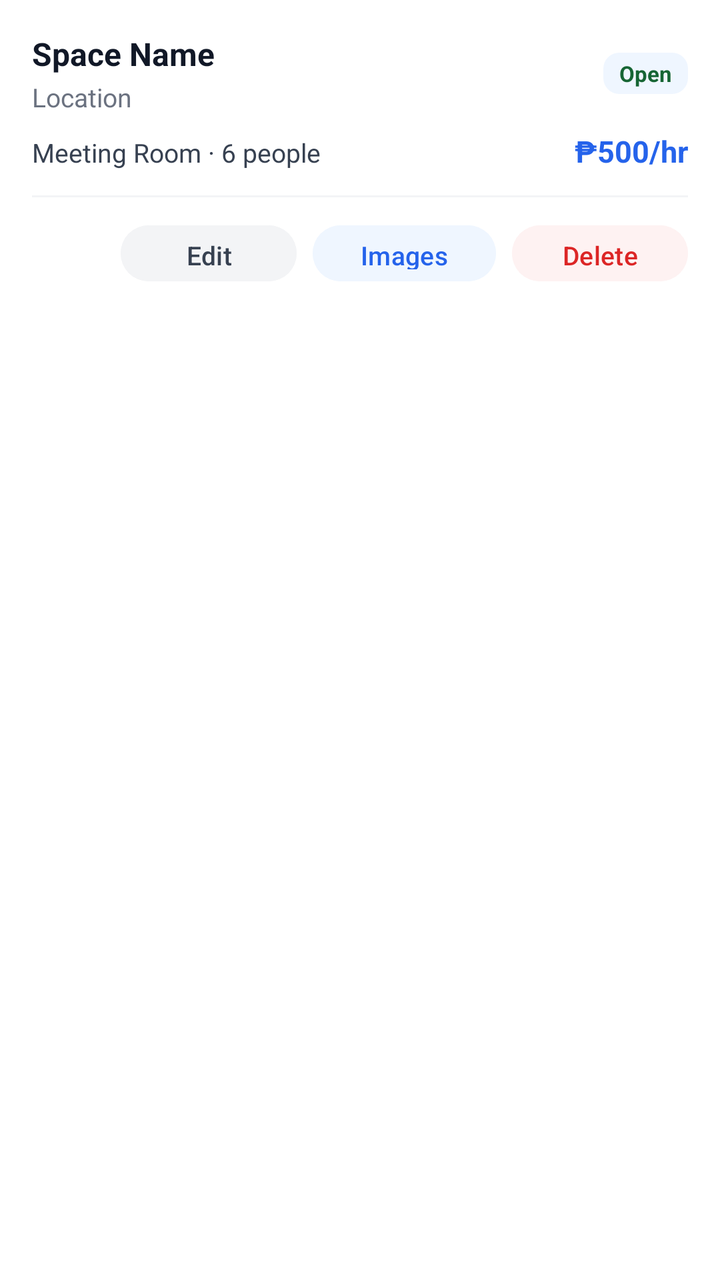
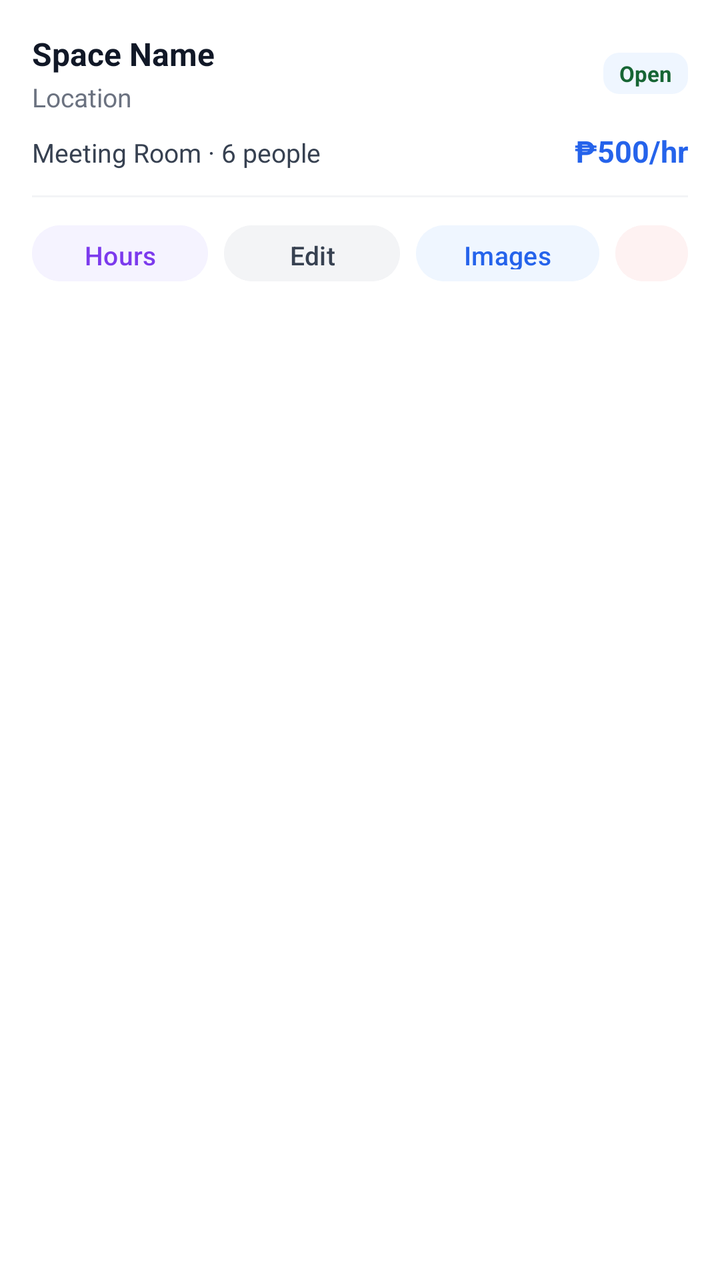

Screens rendered from an Android XML layout before and after an edit, with the pre-edit source and the edit as a unified diff.
<!-- AndroidManifest.xml: application theme Theme.WorkSpaceMobile -->
<!-- res/layout/item_admin_space.xml -->
<?xml version="1.0" encoding="utf-8"?>
<LinearLayout xmlns:android="http://schemas.android.com/apk/res/android"
    android:layout_width="match_parent"
    android:layout_height="wrap_content"
    android:orientation="vertical"
    android:background="#FFFFFF"
    android:layout_margin="6dp"
    android:padding="16dp"
    android:elevation="2dp">

    <LinearLayout
        android:layout_width="match_parent"
        android:layout_height="wrap_content"
        android:orientation="horizontal"
        android:gravity="center_vertical"
        android:layout_marginBottom="8dp">

        <LinearLayout
            android:layout_width="0dp"
            android:layout_height="wrap_content"
            android:layout_weight="1"
            android:orientation="vertical">

            <TextView
                android:id="@+id/tvAdminSpaceName"
                android:layout_width="wrap_content"
                android:layout_height="wrap_content"
                android:text="Space Name"
                android:textSize="16sp"
                android:textStyle="bold"
                android:textColor="#111827"/>

            <TextView
                android:id="@+id/tvAdminSpaceLocation"
                android:layout_width="wrap_content"
                android:layout_height="wrap_content"
                android:text="Location"
                android:textSize="13sp"
                android:textColor="#6B7280"
                android:layout_marginTop="2dp"/>
        </LinearLayout>

        <TextView
            android:id="@+id/tvAdminSpaceAvailability"
            android:layout_width="wrap_content"
            android:layout_height="wrap_content"
            android:text="Open"
            android:textSize="11sp"
            android:textStyle="bold"
            android:textColor="#166534"
            android:paddingStart="8dp"
            android:paddingEnd="8dp"
            android:paddingTop="3dp"
            android:paddingBottom="3dp"
            android:background="@drawable/status_badge_bg"/>
    </LinearLayout>

    <LinearLayout
        android:layout_width="match_parent"
        android:layout_height="wrap_content"
        android:orientation="horizontal"
        android:layout_marginBottom="12dp">

        <TextView
            android:id="@+id/tvAdminSpaceType"
            android:layout_width="0dp"
            android:layout_height="wrap_content"
            android:layout_weight="1"
            android:text="Meeting Room · 6 people"
            android:textSize="13sp"
            android:textColor="#374151"/>

        <TextView
            android:id="@+id/tvAdminSpaceRate"
            android:layout_width="wrap_content"
            android:layout_height="wrap_content"
            android:text="₱500/hr"
            android:textSize="15sp"
            android:textStyle="bold"
            android:textColor="#2563EB"/>
    </LinearLayout>

    <View
        android:layout_width="match_parent"
        android:layout_height="1dp"
        android:background="#F3F4F6"
        android:layout_marginBottom="10dp"/>

    
    <LinearLayout
        android:layout_width="match_parent"
        android:layout_height="wrap_content"
        android:orientation="horizontal"
        android:gravity="end">

        <Button
            android:id="@+id/btnEditSpace"
            android:layout_width="wrap_content"
            android:layout_height="36dp"
            android:text="Edit"
            android:textSize="13sp"
            android:layout_marginEnd="8dp"
            android:backgroundTint="#F3F4F6"
            android:textColor="#374151"/>

        <Button
            android:id="@+id/btnUploadImages"
            android:layout_width="wrap_content"
            android:layout_height="36dp"
            android:text="Images"
            android:textSize="13sp"
            android:layout_marginEnd="8dp"
            android:backgroundTint="#EFF6FF"
            android:textColor="#2563EB"/>

        <Button
            android:id="@+id/btnDeleteSpace"
            android:layout_width="wrap_content"
            android:layout_height="36dp"
            android:text="Delete"
            android:textSize="13sp"
            android:backgroundTint="#FEF2F2"
            android:textColor="#DC2626"/>
    </LinearLayout>

</LinearLayout>
<!-- resources referenced by this layout -->
<resources>
  <!-- drawable status_badge_bg (drawable) -->
  <?xml version="1.0" encoding="utf-8"?>
  <shape xmlns:android="http://schemas.android.com/apk/res/android"
      android:shape="rectangle">
      <solid android:color="#EFF6FF"/>
      <corners android:radius="8dp"/>
  </shape>
  <style name="Theme.WorkSpaceMobile" parent="Base.Theme.WorkSpaceMobile" />
  <style name="Base.Theme.WorkSpaceMobile" parent="Theme.Material3.DayNight.NoActionBar">
          
          
      </style>
</resources>

<!-- the commit's change to res/layout/item_admin_space.xml (unified diff, before → after) -->
@@ -94,6 +94,16 @@
         android:gravity="end">
 
         <Button
+            android:id="@+id/btnManageAvailability"
+            android:layout_width="wrap_content"
+            android:layout_height="36dp"
+            android:text="Hours"
+            android:textSize="13sp"
+            android:layout_marginEnd="8dp"
+            android:backgroundTint="#F5F3FF"
+            android:textColor="#7C3AED"/>
+
+        <Button
             android:id="@+id/btnEditSpace"
             android:layout_width="wrap_content"
             android:layout_height="36dp"
